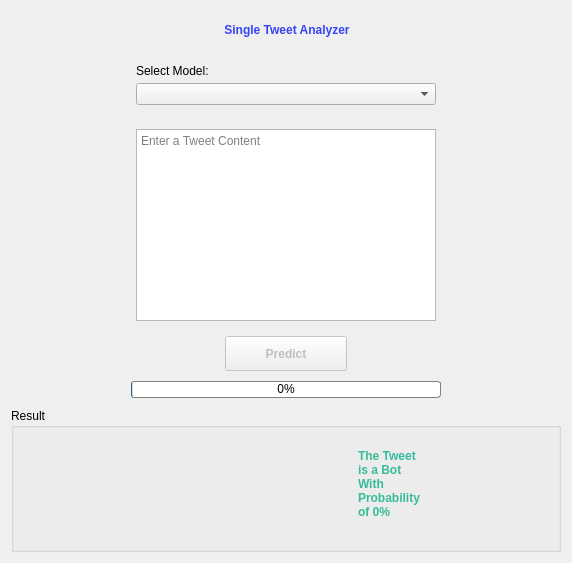
The window that gui/SingleAnalyzer.ui (OrCo27/TwitterBotDetection) describes before a commit, drawn with Qt 5.
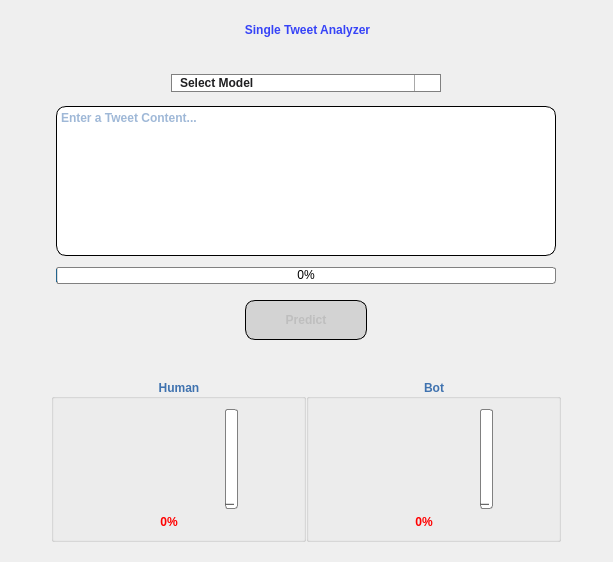
The same window after the commit. Icons and pictures are not drawn.

Commit message: redesign single analyzer

The edit to the form file:
```diff
--- a/gui/SingleAnalyzer.ui
+++ b/gui/SingleAnalyzer.ui
@@ -2,12 +2,15 @@
 <ui version="4.0">
  <class>SingleAnalyzer</class>
  <widget class="QWidget" name="SingleAnalyzer">
+  <property name="enabled">
+   <bool>true</bool>
+  </property>
   <property name="geometry">
    <rect>
     <x>0</x>
     <y>0</y>
-    <width>568</width>
-    <height>563</height>
+    <width>613</width>
+    <height>562</height>
    </rect>
   </property>
   <property name="windowTitle">
@@ -25,11 +28,85 @@
 color: qlineargradient(spread:pad, x1:0, y1:0, x2:1, y2:0, stop:0 #3643f7, stop:1 #3643f7);
 }
 
+#lbl_model {
+font: 75 11pt &quot;Microsoft YaHei UI&quot;;
+font-weight: bold;
+color: black;
+padding-left: 1px
+}
+
+QComboBox {
+font: 75 10.5pt &quot;Microsoft YaHei UI&quot;;
+font-weight: bold;
+color: #1F1F21;
+ border: 1px solid gray;
+ border-radius: 10px;
+ min-width: 6em;
+padding-left: 8px;
+qproperty-alignment: AlignCenter;
+}
+QComboBox::hover {
+ border: 1px solid blue;
+background: #f0f5f9;
+}
+/* QComboBox gets the &quot;on&quot; state when the popup is open */
+QComboBox:!editable:on, QComboBox::drop-down:editable:on {
+    color: qlineargradient(x1: 0, y1: 0, x2: 0, y2: 1,
+                                stop: 0 #D3D3D3, stop: 0.4 #D8D8D8,
+                                stop: 0.5 #DDDDDD, stop: 1.0 #E1E1E1);
+}
+QComboBox:on {
+    borde-radius: 10px;
+}
+
+QComboBox::drop-down {
+    subcontrol-origin: padding;
+    subcontrol-position: top right;
+    width: 25px;
+    border-left-width: 1px;
+    border-left-color: darkgray;
+    border-left-style: solid; /* just a single line */
+    border-top-right-radius: 10px; /* same radius as the QComboBox */
+    border-bottom-right-radius: 10px;
+}
+QComboBox QAbstractItemView {
+    border-radius: 10px;
+    background: white;
+    border: 1px solid gray;
+    box-shadow: transparent;
+    selection-background-color:lightblue;
+	color: #1F1F21;
+}
+
+QComboBox::down-arrow {
+image: url(:/images/arrow_down.png);
+    width: 15px;
+    height: 15px;
+padding-right: 1px;
+}
+
+QTextEdit {
+border: 1px solid; 
+border-radius:10px;
+background-color: palette(base);
+font: 75 14pt &quot;Georgia, serif&quot;;
+font-weight: bold;
+color: #3f72af;
+ min-width: 6em;
+}
+
+QTextEdit::disabled {
+background-color: #D3D3D3;
+}
+
+#progressbar_batch::disabled {
+background-color: #D3D3D3;
+}
 #lbl_result {
-font: 75 15pt &quot;Microsoft YaHei UI&quot;;
+font: 75 18pt &quot;Microsoft YaHei UI&quot;;
 font-weight: bold;
 qproperty-alignment: AlignCenter;
-color: qlineargradient(spread:pad, x1:0, y1:0, x2:1, y2:0, stop:0 #48CFAD, stop:1 #37BC9B);
+color: #3f72af;
 }
 
 #btn_homepage {
@@ -50,11 +127,22 @@
 background: #3f72af;
 }
 
-#btn_start {
+QPushButton {
 font: 75 13pt &quot;Microsoft YaHei UI&quot;;
 font-weight: bold;
+border: 1px solid; 
+border-radius:10px;
+background-color: #f0f5f9;
 }
-
+QPushButton::disabled {
+background-color: #D3D3D3;
+}
+QPushButton::hover {
+background: #c9d6df;
+}
+QPushButton:pressed {
+background: #3f72af;
+}
 QProgressBar:horizontal {
 border: 1px solid gray;
 border-radius: 3px;
@@ -64,7 +152,50 @@
 QProgressBar::chunk:horizontal {
 background: qlineargradient(x1: 0, y1: 0,    x2: 0, y2: 1,
     stop: 0 #a8ff78, stop: 1 #78ffd6);
-}</string>
+}
+
+QProgressBar:vertical {
+border: 1px solid gray;
+border-radius: 3px;
+background: white;
+padding: 0px;
+}
+QProgressBar::chunk:vertical {
+background: qlineargradient(x1: 0, y1: 0,    x2: 0, y2: 1,
+    stop: 0 #a8ff78, stop: 1 #78ffd6);
+}
+
+QProgressBar::chunk:vertical::disabled {
+background: qlineargradient(x1: 0, y1: 0,    x2: 0, y2: 1,
+    stop: 0 #ED213A, stop: 1 #93291E);
+}
+
+QGroupBox {
+font: 75 13pt &quot;Microsoft YaHei UI&quot;;
+font-weight: bold;
+color: #3f72af;
+}
+
+#lbl_human_result, #lbl_bot_result {
+font: 75 13pt &quot;Microsoft YaHei UI&quot;;
+font-weight: bold;
+color: green;
+}
+
+#lbl_human_result, #lbl_bot_result::disabled {
+color: red;
+}
+
+#pic_human {
+image: url(:/images/human.png);
+}
+
+#pic_bot {
+image: url(:/images/bot.png);
+}
+
+
+</string>
   </property>
   <layout class="QVBoxLayout" name="verticalLayout">
    <item>
@@ -151,21 +282,80 @@
    </item>
    <item>
     <layout class="QHBoxLayout" name="horizontalLayout">
+     <property name="spacing">
+      <number>0</number>
+     </property>
+     <property name="sizeConstraint">
+      <enum>QLayout::SetDefaultConstraint</enum>
+     </property>
+     <property name="leftMargin">
+      <number>60</number>
+     </property>
+     <property name="topMargin">
+      <number>19</number>
+     </property>
+     <property name="rightMargin">
+      <number>60</number>
+     </property>
      <item>
-      <spacer name="horizontalSpacer">
-       <property name="orientation">
-        <enum>Qt::Horizontal</enum>
+      <widget class="QComboBox" name="combobox_model">
+       <property name="enabled">
+        <bool>true</bool>
        </property>
-       <property name="sizeHint" stdset="0">
+       <property name="sizePolicy">
+        <sizepolicy hsizetype="Preferred" vsizetype="Fixed">
+         <horstretch>0</horstretch>
+         <verstretch>0</verstretch>
+        </sizepolicy>
+       </property>
+       <property name="minimumSize">
         <size>
-         <width>40</width>
-         <height>20</height>
+         <width>124</width>
+         <height>0</height>
         </size>
        </property>
-      </spacer>
-     </item>
+       <property name="maximumSize">
+        <size>
+         <width>270</width>
+         <height>16777215</height>
+        </size>
+       </property>
+       <property name="currentText">
+        <string>Select Model</string>
+       </property>
+       <property name="sizeAdjustPolicy">
+        <enum>QComboBox::AdjustToContents</enum>
+       </property>
+       <property name="minimumContentsLength">
+        <number>150</number>
+       </property>
+       <item>
+        <property name="text">
+         <string>Select Model</string>
+        </property>
+       </item>
+      </widget>
+     </item>
+    </layout>
+   </item>
      <item>
-      <widget class="QFrame" name="verticalFrame">
+    <layout class="QVBoxLayout" name="verticalLayout_8">
+     <property name="topMargin">
+      <number>8</number>
+     </property>
+     <property name="bottomMargin">
+      <number>0</number>
+     </property>
+     <item>
+      <layout class="QHBoxLayout" name="horizontalLayout_6">
+       <property name="spacing">
+        <number>6</number>
+       </property>
+       <property name="topMargin">
+        <number>0</number>
+       </property>
+       <item alignment="Qt::AlignTop">
+        <widget class="QLabel" name="label_2">
        <property name="sizePolicy">
         <sizepolicy hsizetype="Fixed" vsizetype="Fixed">
          <horstretch>0</horstretch>
@@ -174,140 +364,133 @@
        </property>
        <property name="minimumSize">
         <size>
-         <width>500</width>
-         <height>0</height>
+           <width>25</width>
+           <height>25</height>
         </size>
        </property>
        <property name="maximumSize">
         <size>
-         <width>800</width>
-         <height>16777215</height>
-        </size>
-       </property>
-       <layout class="QVBoxLayout" name="verticalLayout_2">
-        <property name="spacing">
-         <number>5</number>
-        </property>
-        <property name="leftMargin">
-         <number>100</number>
-        </property>
-        <property name="rightMargin">
-         <number>100</number>
-        </property>
-        <item>
-         <widget class="QLabel" name="label">
+           <width>25</width>
+           <height>25</height>
+          </size>
+         </property>
+         <property name="styleSheet">
+          <string notr="true">image: url(:/images/open_quotes.png);</string>
+         </property>
           <property name="text">
-           <string>Select Model:</string>
+          <string/>
           </property>
          </widget>
         </item>
-        <item>
-         <widget class="QComboBox" name="combobox_model"/>
-        </item>
-       </layout>
-      </widget>
-     </item>
-     <item>
-      <spacer name="horizontalSpacer_3">
-       <property name="orientation">
-        <enum>Qt::Horizontal</enum>
-       </property>
-       <property name="sizeType">
-        <enum>QSizePolicy::Expanding</enum>
-       </property>
-       <property name="sizeHint" stdset="0">
-        <size>
-         <width>40</width>
-         <height>20</height>
-        </size>
-       </property>
-      </spacer>
-     </item>
-    </layout>
-   </item>
-   <item>
-    <layout class="QHBoxLayout" name="horizontalLayout_2">
-     <item>
-      <spacer name="horizontalSpacer_4">
-       <property name="orientation">
-        <enum>Qt::Horizontal</enum>
-       </property>
-       <property name="sizeHint" stdset="0">
-        <size>
-         <width>40</width>
-         <height>20</height>
-        </size>
-       </property>
-      </spacer>
-     </item>
-     <item>
-      <widget class="QFrame" name="verticalFrame">
-       <property name="minimumSize">
-        <size>
-         <width>500</width>
-         <height>0</height>
-        </size>
-       </property>
-       <property name="maximumSize">
-        <size>
-         <width>800</width>
-         <height>16777215</height>
-        </size>
-       </property>
-       <layout class="QVBoxLayout" name="verticalLayout_3">
-        <property name="spacing">
-         <number>5</number>
-        </property>
-        <property name="leftMargin">
-         <number>100</number>
-        </property>
-        <property name="rightMargin">
-         <number>100</number>
-        </property>
         <item>
          <widget class="QTextEdit" name="textbox_tweet">
+         <property name="enabled">
+          <bool>true</bool>
+         </property>
           <property name="sizePolicy">
-           <sizepolicy hsizetype="Expanding" vsizetype="Fixed">
+          <sizepolicy hsizetype="Preferred" vsizetype="Fixed">
             <horstretch>0</horstretch>
             <verstretch>0</verstretch>
            </sizepolicy>
           </property>
+         <property name="minimumSize">
+          <size>
+           <width>140</width>
+           <height>150</height>
+          </size>
+         </property>
           <property name="maximumSize">
            <size>
-            <width>16777215</width>
-            <height>300</height>
-           </size>
-          </property>
+           <width>500</width>
+           <height>150</height>
+          </size>
+         </property>
+         <property name="sizeAdjustPolicy">
+          <enum>QAbstractScrollArea::AdjustIgnored</enum>
+         </property>
           <property name="lineWrapMode">
            <enum>QTextEdit::WidgetWidth</enum>
           </property>
           <property name="placeholderText">
-           <string>Enter a Tweet Content</string>
+          <string>Enter a Tweet Content...</string>
+         </property>
+        </widget>
+       </item>
+       <item alignment="Qt::AlignBottom">
+        <widget class="QLabel" name="label_3">
+         <property name="sizePolicy">
+          <sizepolicy hsizetype="Fixed" vsizetype="Fixed">
+           <horstretch>0</horstretch>
+           <verstretch>0</verstretch>
+          </sizepolicy>
+         </property>
+         <property name="minimumSize">
+          <size>
+           <width>25</width>
+           <height>25</height>
+          </size>
+         </property>
+         <property name="maximumSize">
+          <size>
+           <width>25</width>
+           <height>25</height>
+          </size>
+         </property>
+         <property name="styleSheet">
+          <string notr="true">image: url(:/images/close_quotes.png);</string>
+         </property>
+         <property name="text">
+          <string/>
           </property>
          </widget>
         </item>
        </layout>
-      </widget>
      </item>
      <item>
-      <spacer name="horizontalSpacer_5">
-       <property name="orientation">
-        <enum>Qt::Horizontal</enum>
+      <layout class="QHBoxLayout" name="horizontalLayout_4">
+       <property name="topMargin">
+        <number>5</number>
        </property>
-       <property name="sizeHint" stdset="0">
+       <item>
+        <widget class="QProgressBar" name="progressbar_batch">
+         <property name="enabled">
+          <bool>true</bool>
+         </property>
+         <property name="sizePolicy">
+          <sizepolicy hsizetype="Preferred" vsizetype="Fixed">
+           <horstretch>0</horstretch>
+           <verstretch>0</verstretch>
+          </sizepolicy>
+         </property>
+         <property name="minimumSize">
         <size>
-         <width>40</width>
-         <height>20</height>
-        </size>
-       </property>
-      </spacer>
+           <width>200</width>
+           <height>17</height>
+          </size>
+         </property>
+         <property name="maximumSize">
+          <size>
+           <width>500</width>
+           <height>17</height>
+          </size>
+         </property>
+         <property name="value">
+          <number>0</number>
+         </property>
+         <property name="alignment">
+          <set>Qt::AlignCenter</set>
+         </property>
+        </widget>
      </item>
     </layout>
    </item>
    <item>
     <layout class="QHBoxLayout" name="horizontalLayout_3">
      <property name="topMargin">
-      <number>0</number>
+        <number>10</number>
+       </property>
+       <property name="bottomMargin">
+        <number>10</number>
      </property>
      <item>
       <widget class="QPushButton" name="btn_start">
@@ -323,13 +506,13 @@
        <property name="minimumSize">
         <size>
          <width>122</width>
-         <height>35</height>
+           <height>40</height>
         </size>
        </property>
        <property name="maximumSize">
         <size>
          <width>16777215</width>
-         <height>35</height>
+           <height>40</height>
         </size>
        </property>
        <property name="text">
@@ -341,156 +524,325 @@
        </property>
        <property name="iconSize">
         <size>
-         <width>30</width>
-         <height>30</height>
+           <width>35</width>
+           <height>35</height>
         </size>
        </property>
       </widget>
      </item>
     </layout>
    </item>
+    </layout>
+   </item>
+   <item>
+    <spacer name="verticalSpacer">
+     <property name="orientation">
+      <enum>Qt::Vertical</enum>
+     </property>
+     <property name="sizeHint" stdset="0">
+      <size>
+       <width>20</width>
+       <height>40</height>
+      </size>
+     </property>
+    </spacer>
+   </item>
+   <item>
+    <widget class="QFrame" name="horizontalFrame_2">
+     <layout class="QHBoxLayout" name="horizontalLayout_2">
+      <property name="spacing">
+       <number>0</number>
+      </property>
+      <property name="leftMargin">
+       <number>10</number>
+      </property>
+      <property name="topMargin">
+       <number>0</number>
+      </property>
+      <property name="rightMargin">
+       <number>10</number>
+      </property>
+      <item>
+       <spacer name="horizontalSpacer">
+        <property name="orientation">
+         <enum>Qt::Horizontal</enum>
+        </property>
+        <property name="sizeHint" stdset="0">
+         <size>
+          <width>40</width>
+          <height>20</height>
+         </size>
+        </property>
+       </spacer>
+      </item>
+      <item>
+       <widget class="QGroupBox" name="groupbox_human">
+        <property name="enabled">
+         <bool>false</bool>
+        </property>
+        <property name="title">
+         <string>Human</string>
+        </property>
+        <property name="alignment">
+         <set>Qt::AlignCenter</set>
+        </property>
+        <layout class="QVBoxLayout" name="verticalLayout_2">
+         <property name="leftMargin">
+          <number>25</number>
+         </property>
+         <property name="topMargin">
+          <number>10</number>
+         </property>
+         <property name="rightMargin">
+          <number>25</number>
+         </property>
+         <property name="bottomMargin">
+          <number>10</number>
+         </property>
    <item>
     <layout class="QHBoxLayout" name="horizontalLayout_5">
      <property name="spacing">
       <number>6</number>
      </property>
      <property name="leftMargin">
-      <number>120</number>
+            <number>40</number>
      </property>
      <property name="topMargin">
-      <number>4</number>
+            <number>0</number>
      </property>
      <property name="rightMargin">
-      <number>120</number>
-     </property>
-     <property name="bottomMargin">
-      <number>4</number>
-     </property>
+            <number>40</number>
+           </property>
+           <item>
+            <layout class="QVBoxLayout" name="verticalLayout_4">
+             <item>
+              <widget class="QLabel" name="pic_human">
+               <property name="minimumSize">
+                <size>
+                 <width>100</width>
+                 <height>100</height>
+                </size>
+               </property>
+               <property name="maximumSize">
+                <size>
+                 <width>100</width>
+                 <height>100</height>
+                </size>
+               </property>
+               <property name="styleSheet">
+                <string notr="true"/>
+               </property>
+               <property name="text">
+                <string/>
+               </property>
+               <property name="alignment">
+                <set>Qt::AlignCenter</set>
+               </property>
+              </widget>
+             </item>
      <item>
-      <widget class="QProgressBar" name="progressbar_batch">
+              <widget class="QLabel" name="lbl_human_result">
+               <property name="text">
+                <string>0%</string>
+               </property>
+               <property name="alignment">
+                <set>Qt::AlignCenter</set>
+               </property>
+              </widget>
+             </item>
+            </layout>
+           </item>
+           <item>
+            <layout class="QVBoxLayout" name="verticalLayout_5">
+             <item>
+              <widget class="QProgressBar" name="progressbar_human">
+               <property name="sizePolicy">
+                <sizepolicy hsizetype="Preferred" vsizetype="Fixed">
+                 <horstretch>0</horstretch>
+                 <verstretch>0</verstretch>
+                </sizepolicy>
+               </property>
        <property name="minimumSize">
         <size>
-         <width>0</width>
-         <height>17</height>
+                 <width>13</width>
+                 <height>100</height>
         </size>
        </property>
        <property name="maximumSize">
         <size>
-         <width>16777215</width>
-         <height>17</height>
-        </size>
-       </property>
+                 <width>13</width>
+                 <height>100</height>
+                </size>
+               </property>
+               <property name="maximum">
+                <number>100</number>
+               </property>
        <property name="value">
         <number>0</number>
        </property>
        <property name="alignment">
         <set>Qt::AlignCenter</set>
        </property>
-      </widget>
-     </item>
-    </layout>
-   </item>
+               <property name="textVisible">
+                <bool>false</bool>
+               </property>
+               <property name="orientation">
+                <enum>Qt::Vertical</enum>
+               </property>
+               <property name="format">
+                <string/>
+               </property>
+              </widget>
+             </item>
+             <item>
+              <widget class="QLabel" name="label">
+               <property name="text">
+                <string/>
+               </property>
+              </widget>
+             </item>
+            </layout>
+           </item>
+          </layout>
+         </item>
+        </layout>
+       </widget>
+      </item>
    <item>
-    <widget class="QGroupBox" name="horizontalGroupBox_5">
+       <widget class="QGroupBox" name="groupbox_bot">
      <property name="enabled">
-      <bool>true</bool>
-     </property>
-     <property name="sizePolicy">
-      <sizepolicy hsizetype="Fixed" vsizetype="Expanding">
-       <horstretch>0</horstretch>
-       <verstretch>0</verstretch>
-      </sizepolicy>
-     </property>
-     <property name="minimumSize">
-      <size>
-       <width>550</width>
-       <height>0</height>
-      </size>
-     </property>
-     <property name="maximumSize">
-      <size>
-       <width>550</width>
-       <height>16777215</height>
-      </size>
+         <bool>false</bool>
      </property>
      <property name="title">
-      <string>Result</string>
-     </property>
-     <layout class="QHBoxLayout" name="horizontalLayout_4">
+         <string>Bot</string>
+        </property>
+        <property name="alignment">
+         <set>Qt::AlignCenter</set>
+        </property>
+        <layout class="QVBoxLayout" name="verticalLayout_3">
+         <property name="leftMargin">
+          <number>25</number>
+         </property>
+         <property name="topMargin">
+          <number>10</number>
+         </property>
+         <property name="rightMargin">
+          <number>25</number>
+         </property>
+         <property name="bottomMargin">
+          <number>10</number>
+         </property>
+         <item>
+          <layout class="QHBoxLayout" name="horizontalLayout_7">
+           <property name="spacing">
+            <number>6</number>
+           </property>
+           <property name="leftMargin">
+            <number>40</number>
+           </property>
       <property name="topMargin">
        <number>0</number>
       </property>
-      <item>
-       <spacer name="horizontalSpacer_7">
-        <property name="orientation">
-         <enum>Qt::Horizontal</enum>
-        </property>
-        <property name="sizeHint" stdset="0">
-         <size>
-          <width>250</width>
-          <height>20</height>
-         </size>
-        </property>
-       </spacer>
-      </item>
+           <property name="rightMargin">
+            <number>40</number>
+           </property>
       <item>
-       <widget class="QLabel" name="label_2">
-        <property name="sizePolicy">
-         <sizepolicy hsizetype="Fixed" vsizetype="Preferred">
-          <horstretch>0</horstretch>
-          <verstretch>0</verstretch>
-         </sizepolicy>
-        </property>
+            <layout class="QVBoxLayout" name="verticalLayout_6">
+             <item alignment="Qt::AlignHCenter">
+              <widget class="QLabel" name="pic_bot">
         <property name="minimumSize">
          <size>
-          <width>200</width>
-          <height>0</height>
+                 <width>100</width>
+                 <height>100</height>
          </size>
         </property>
         <property name="maximumSize">
          <size>
-          <width>200</width>
-          <height>16777215</height>
+                 <width>100</width>
+                 <height>100</height>
          </size>
         </property>
         <property name="styleSheet">
-         <string notr="true">image: url(:/images/icon.png);</string>
+                <string notr="true"/>
         </property>
         <property name="text">
          <string/>
         </property>
-        <property name="textFormat">
-         <enum>Qt::AutoText</enum>
+              </widget>
+             </item>
+             <item>
+              <widget class="QLabel" name="lbl_bot_result">
+               <property name="text">
+                <string>0%</string>
         </property>
         <property name="alignment">
-         <set>Qt::AlignRight|Qt::AlignTrailing|Qt::AlignVCenter</set>
+                <set>Qt::AlignCenter</set>
         </property>
        </widget>
       </item>
+            </layout>
+           </item>
       <item>
-       <widget class="QLabel" name="lbl_result">
+            <layout class="QVBoxLayout" name="verticalLayout_7">
+             <item>
+              <widget class="QProgressBar" name="progressbar_bot">
         <property name="sizePolicy">
-         <sizepolicy hsizetype="Preferred" vsizetype="Preferred">
+                <sizepolicy hsizetype="Preferred" vsizetype="Fixed">
           <horstretch>0</horstretch>
           <verstretch>0</verstretch>
          </sizepolicy>
         </property>
+               <property name="minimumSize">
+                <size>
+                 <width>13</width>
+                 <height>100</height>
+                </size>
+               </property>
+               <property name="maximumSize">
+                <size>
+                 <width>13</width>
+                 <height>100</height>
+                </size>
+               </property>
+               <property name="value">
+                <number>0</number>
+               </property>
+               <property name="alignment">
+                <set>Qt::AlignCenter</set>
+               </property>
+               <property name="textVisible">
+                <bool>false</bool>
+               </property>
+               <property name="orientation">
+                <enum>Qt::Vertical</enum>
+               </property>
+               <property name="format">
+                <string/>
+               </property>
+              </widget>
+             </item>
+             <item>
+              <widget class="QLabel" name="label_5">
         <property name="text">
-         <string>The Tweet is a Bot With Probability of 0%</string>
-        </property>
-        <property name="wordWrap">
-         <bool>true</bool>
-        </property>
+                <string/>
+               </property>
+              </widget>
+             </item>
+            </layout>
+           </item>
+          </layout>
+         </item>
+        </layout>
        </widget>
       </item>
       <item>
-       <spacer name="horizontalSpacer_6">
+       <spacer name="horizontalSpacer_3">
         <property name="orientation">
          <enum>Qt::Horizontal</enum>
         </property>
         <property name="sizeHint" stdset="0">
          <size>
-          <width>250</width>
+          <width>40</width>
           <height>20</height>
          </size>
         </property>
```
Left out of the diff: 5 changed lines with no effect on the pictures. Lines whose indentation alone changed are shown as unchanged. The commit also changes 3 other files.
